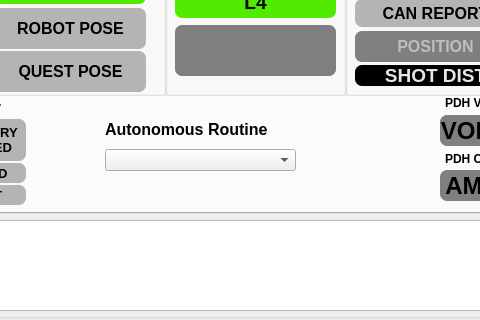
The window that gui/layout_2025.ui (aesatchien/FRC2429_2025) describes before a commit, drawn with Qt 5; both pictures show x 917 to 1397 and y 256 to 576 of the 1482 by 724 pixel window.
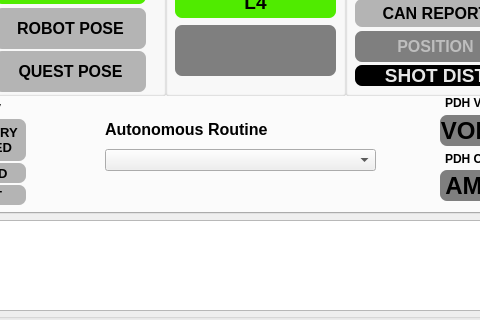
The same window after the commit. Icons and pictures are not drawn. Custom widgets are drawn as their Qt base class.

Commit message: resized auto chooser in gui

Diff of the .ui file:
```diff
--- a/gui/layout_2025.ui
+++ b/gui/layout_2025.ui
@@ -1514,7 +1514,7 @@
        <rect>
         <x>300</x>
         <y>360</y>
-        <width>191</width>
+        <width>271</width>
         <height>22</height>
        </rect>
       </property>
```
The commit also changes 1 other file.
